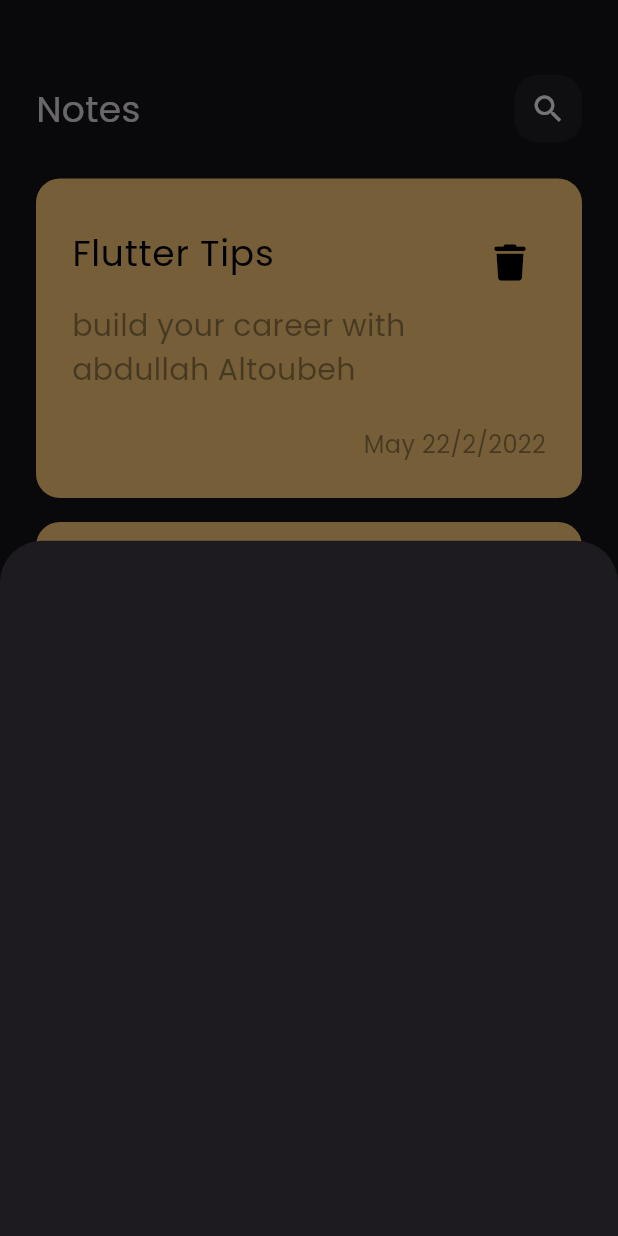
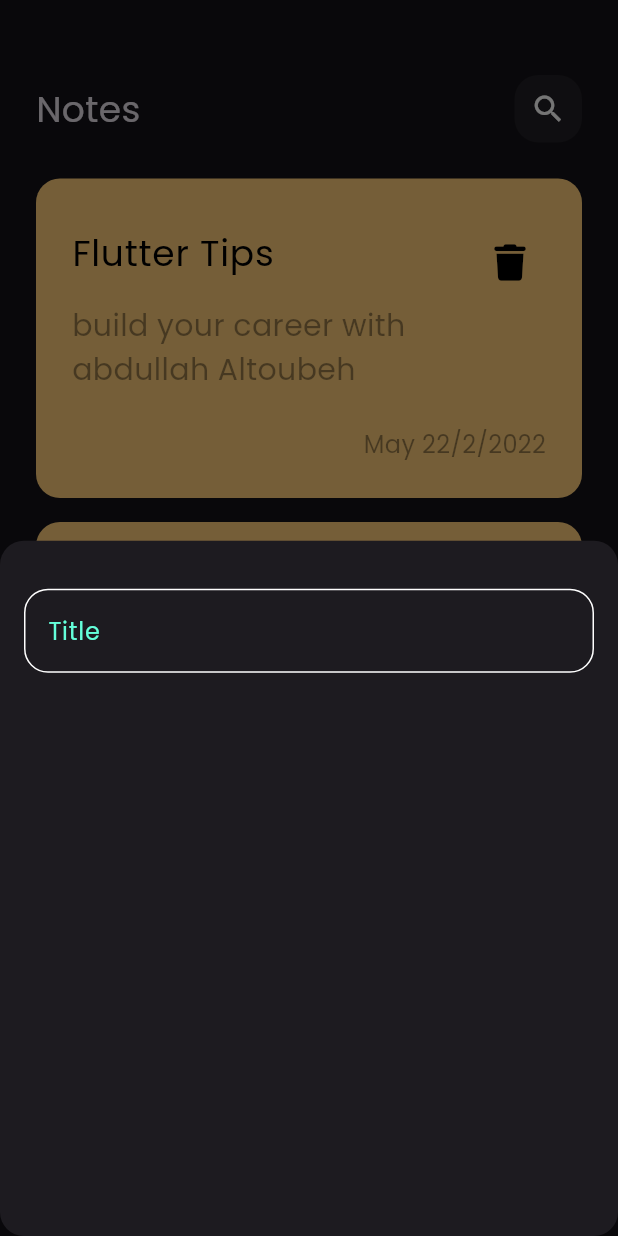
Before and after one commit to abdullahaltoubeh/nots_app, a Flutter app: the screen it shows after launch, after a tap on the "add" icon, on a phone screen of 412 x 824 dp. Run offline on Flutter 3.47's test engine with Material 3 defaults, Android fonts, the phone set to English and light mode, and no system bars; our stand-ins replace font_awesome_flutter.

Commit message:
create custom text field

```diff
--- /dev/null
+++ b/lib/consts_file.dart
@@ -0,0 +1,2 @@
+import 'package:flutter/material.dart';
+const kPrimaryColor  =  Color(0xff64FFDA);
--- a/lib/views/notes_view.dart
+++ b/lib/views/notes_view.dart
@@ -1,27 +1,25 @@
-import 'package:flutter/cupertino.dart';
 import 'package:flutter/material.dart';
 import 'package:nots_app/views/widgets/note_view_body.dart';
+import 'package:nots_app/views/widgets/show_bottom_sheet.dart';
 
 class NotesView extends StatelessWidget {
   const NotesView({super.key});
 
   @override
   Widget build(BuildContext context) {
-    return  Scaffold(
-      body:const NoteViewBody(),
-      floatingActionButton: FloatingActionButton(onPressed: (){
-      showModalBottomSheet(context: context, builder: (context){
-        return const ShowButtonSheet();
-      });
-      },child: Icon(Icons.add)),
+    return Scaffold(
+      body: const NoteViewBody(),
+      floatingActionButton: FloatingActionButton(
+          onPressed: () {
+            showModalBottomSheet(
+                shape: RoundedRectangleBorder(
+                    borderRadius: BorderRadius.circular(16)),
+                context: context,
+                builder: (context) {
+                  return const ShowBottomSheet();
+                });
+          },
+          child: const Icon(Icons.add)),
     );
   }
 }
-class ShowButtonSheet extends StatelessWidget {
-  const ShowButtonSheet({super.key});
-
-  @override
-  Widget build(BuildContext context) {
-  return Container();
-  }
-}
--- /dev/null
+++ b/lib/views/widgets/cutom_text_field.dart
@@ -0,0 +1,30 @@
+import 'package:flutter/cupertino.dart';
+import 'package:flutter/material.dart';
+import 'package:nots_app/consts_file.dart';
+
+class CustomTextField extends StatelessWidget {
+  const CustomTextField({super.key});
+
+  @override
+  Widget build(BuildContext context) {
+    return Padding(
+      padding: const EdgeInsets.symmetric(horizontal: 16),
+      child: TextField(
+
+        cursorColor: kPrimaryColor,
+        decoration: InputDecoration(
+          hintText: 'Title',
+          hintStyle:const TextStyle(color: kPrimaryColor),
+          // border: buildBorder(),
+          enabledBorder: buildBorder(Colors.white),
+          focusedBorder: buildBorder(kPrimaryColor),
+        ),
+      ),
+    );
+  }
+}
+OutlineInputBorder buildBorder([color]){
+  return OutlineInputBorder(borderRadius: BorderRadius.circular(16),
+      borderSide: BorderSide(color: color ?? Colors.brown)
+  );
+}
--- /dev/null
+++ b/lib/views/widgets/show_bottom_sheet.dart
@@ -0,0 +1,16 @@
+import 'package:flutter/cupertino.dart';
+import 'package:nots_app/views/widgets/cutom_text_field.dart';
+
+class ShowBottomSheet extends StatelessWidget {
+  const ShowBottomSheet({super.key});
+
+  @override
+  Widget build(BuildContext context) {
+    return const Column(
+      children: [
+        SizedBox(height: 32,),
+        CustomTextField()
+      ],
+    );
+  }
+}
```
